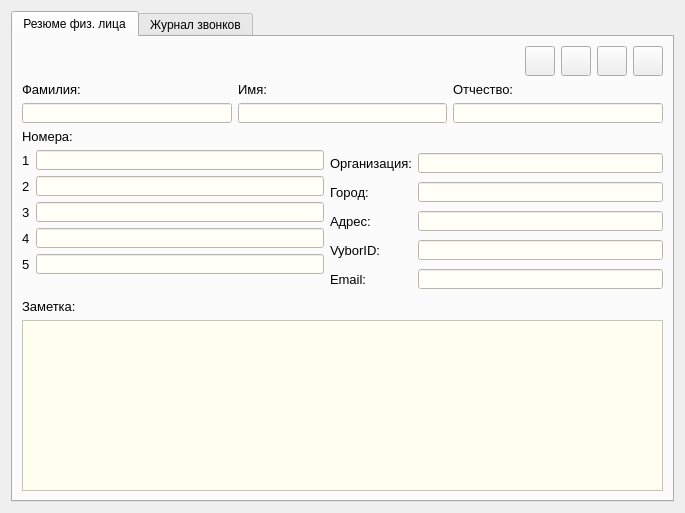
First picture: the form in src/ViewContactDialog.ui, repository okostynchuk/Outcall, before the edit.
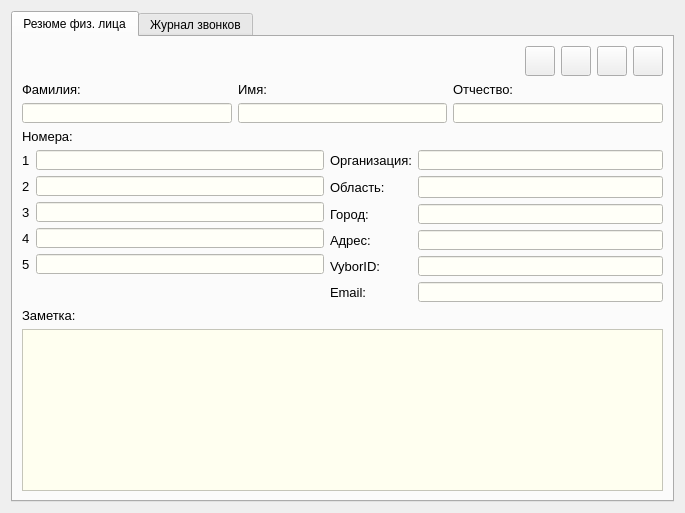
Second picture: the form after the edit. The open tabs and pages were chosen to show the change. Icons and pictures are not drawn.

Commit message: added regions to contacts and other fixes

```diff
--- a/src/ViewContactDialog.ui
+++ b/src/ViewContactDialog.ui
@@ -556,31 +556,7 @@
          </item>
          <item>
           <layout class="QGridLayout" name="gridLayout">
-           <item row="4" column="0">
-            <widget class="QLabel" name="label_12">
-             <property name="font">
-              <font>
-               <pointsize>10</pointsize>
-              </font>
-             </property>
-             <property name="text">
-              <string>Email:</string>
-             </property>
-            </widget>
-           </item>
-           <item row="0" column="0">
-            <widget class="QLabel" name="label">
-             <property name="font">
-              <font>
-               <pointsize>10</pointsize>
-              </font>
-             </property>
-             <property name="text">
-              <string>Организация:</string>
-             </property>
-            </widget>
-           </item>
-           <item row="1" column="1">
+           <item row="2" column="1">
             <widget class="QLineEdit" name="city">
              <property name="minimumSize">
               <size>
@@ -628,19 +604,31 @@
              </property>
             </widget>
            </item>
+           <item row="0" column="0">
+            <widget class="QLabel" name="label">
+             <property name="font">
+              <font>
+               <pointsize>10</pointsize>
+              </font>
+             </property>
+             <property name="text">
+              <string>Организация:</string>
+             </property>
+            </widget>
+           </item>
+           <item row="5" column="0">
+            <widget class="QLabel" name="label_12">
+             <property name="font">
+              <font>
+               <pointsize>10</pointsize>
+              </font>
+             </property>
+             <property name="text">
+              <string>Email:</string>
+             </property>
+            </widget>
+           </item>
            <item row="3" column="0">
-            <widget class="QLabel" name="label_11">
-             <property name="font">
-              <font>
-               <pointsize>10</pointsize>
-              </font>
-             </property>
-             <property name="text">
-              <string>VyborID:</string>
-             </property>
-            </widget>
-           </item>
-           <item row="2" column="0">
             <widget class="QLabel" name="label_10">
              <property name="font">
               <font>
@@ -652,7 +640,19 @@
              </property>
             </widget>
            </item>
-           <item row="3" column="1">
+           <item row="4" column="0">
+            <widget class="QLabel" name="label_11">
+             <property name="font">
+              <font>
+               <pointsize>10</pointsize>
+              </font>
+             </property>
+             <property name="text">
+              <string>VyborID:</string>
+             </property>
+            </widget>
+           </item>
+           <item row="4" column="1">
             <widget class="QLineEdit" name="vyborId">
              <property name="minimumSize">
               <size>
@@ -676,7 +676,7 @@
              </property>
             </widget>
            </item>
-           <item row="2" column="1">
+           <item row="3" column="1">
             <widget class="QLineEdit" name="address">
              <property name="minimumSize">
               <size>
@@ -700,7 +700,31 @@
              </property>
             </widget>
            </item>
-           <item row="1" column="0">
+           <item row="5" column="1">
+            <widget class="QLineEdit" name="email">
+             <property name="minimumSize">
+              <size>
+               <width>245</width>
+               <height>20</height>
+              </size>
+             </property>
+             <property name="maximumSize">
+              <size>
+               <width>16777215</width>
+               <height>20</height>
+              </size>
+             </property>
+             <property name="styleSheet">
+              <string notr="true">*{
+background-color: #fffff8;
+}</string>
+             </property>
+             <property name="readOnly">
+              <bool>true</bool>
+             </property>
+            </widget>
+           </item>
+           <item row="2" column="0">
             <widget class="QLabel" name="label_9">
              <property name="font">
               <font>
@@ -712,20 +736,8 @@
              </property>
             </widget>
            </item>
-           <item row="4" column="1">
-            <widget class="QLineEdit" name="email">
-             <property name="minimumSize">
-              <size>
-               <width>245</width>
-               <height>20</height>
-              </size>
-             </property>
-             <property name="maximumSize">
-              <size>
-               <width>16777215</width>
-               <height>20</height>
-              </size>
-             </property>
+           <item row="1" column="1">
+            <widget class="QLineEdit" name="region">
              <property name="styleSheet">
               <string notr="true">*{
 background-color: #fffff8;
@@ -736,6 +748,18 @@
              </property>
             </widget>
            </item>
+           <item row="1" column="0">
+            <widget class="QLabel" name="label_15">
+             <property name="font">
+              <font>
+               <pointsize>10</pointsize>
+              </font>
+             </property>
+             <property name="text">
+              <string>Область:</string>
+             </property>
+            </widget>
+           </item>
           </layout>
          </item>
         </layout>
```
Left out of the diff: 2 changed lines with no effect on the pictures. The commit also changes 29 other files.
